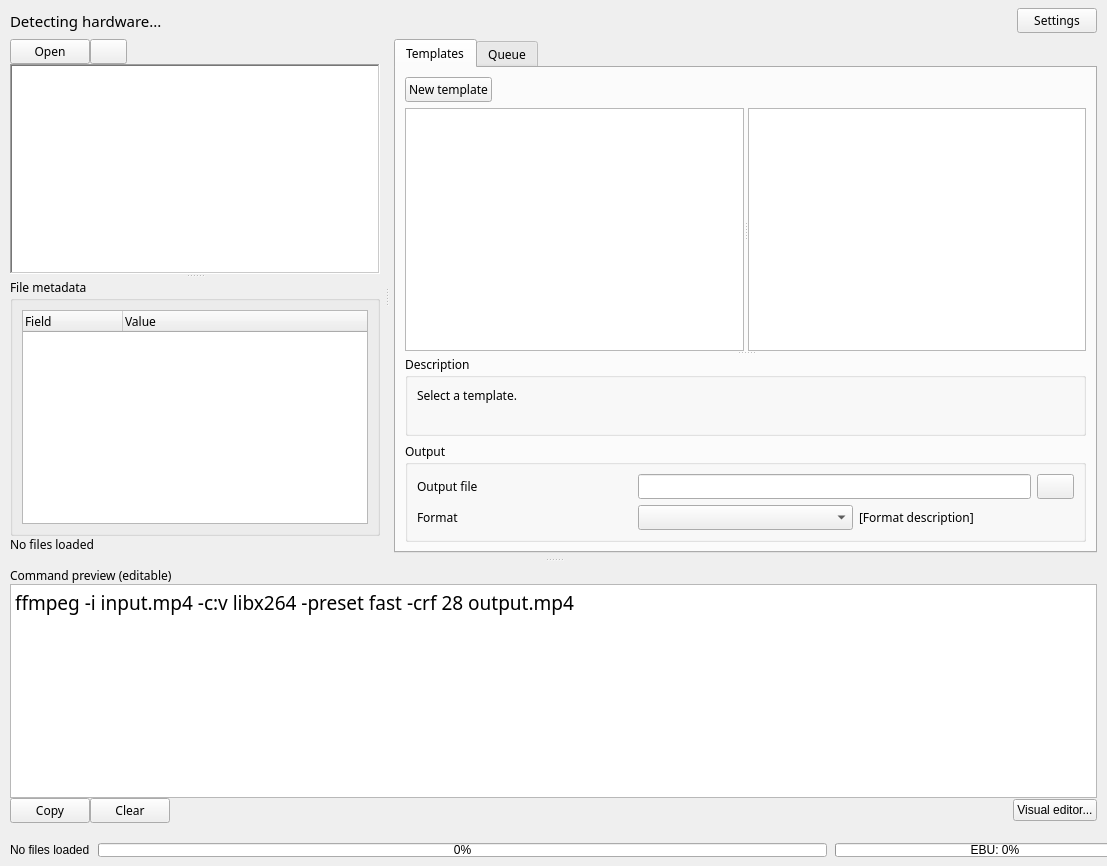
Qt form app/gui_qt/ui/main_window.ui (plexlevi/FFBuilder) before a commit.
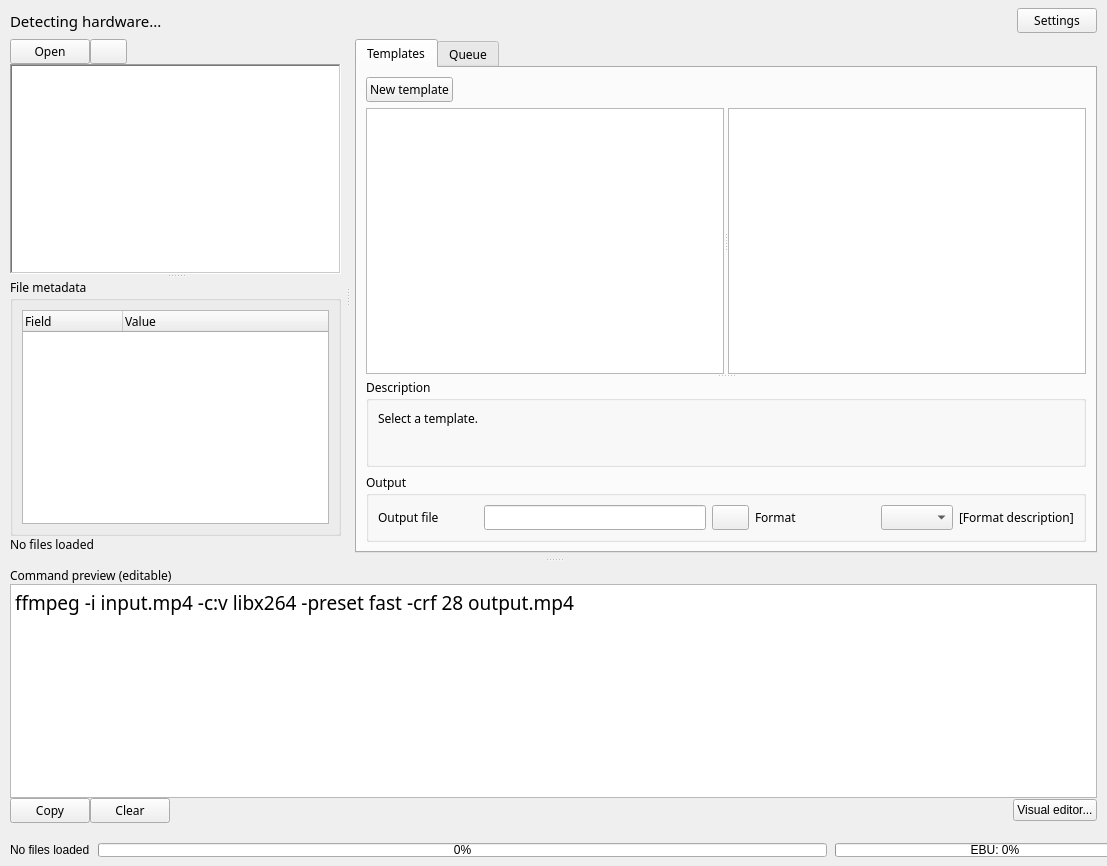
The same form after that commit. The open tabs and pages were chosen to show the change. Icons and pictures are not drawn.

Commit message: feat(ui): place output settings on a single row

```diff
--- a/app/gui_qt/ui/main_window.ui
+++ b/app/gui_qt/ui/main_window.ui
@@ -450,7 +450,7 @@
                      </widget>
                     </widget>
                    </item>
-                   <item row="0" column="1" colspan="2">
+                   <item row="0" column="1">
                     <layout class="QHBoxLayout" name="horizontalLayout">
                      <item>
                       <widget class="QLineEdit" name="outputPathLineEdit"/>
@@ -473,7 +473,7 @@
                      </item>
                     </layout>
                    </item>
-                   <item row="1" column="0">
+                   <item row="0" column="2">
                     <widget class="QWidget" name="formatLabelContainer" native="true">
                      <property name="minimumSize">
                       <size>
@@ -496,14 +496,17 @@
                      </widget>
                     </widget>
                    </item>
-                   <item row="1" column="1">
+                   <item row="0" column="3">
                     <widget class="QComboBox" name="outputFormatComboBox"/>
                    </item>
-                   <item row="1" column="2">
+                   <item row="0" column="4">
                     <widget class="QLabel" name="formatDescriptionLabel">
                      <property name="text">
                       <string>[Format description]</string>
                      </property>
+                     <property name="wordWrap">
+                      <bool>true</bool>
+                     </property>
                     </widget>
                    </item>
                   </layout>
```
The commit also changes 2 other files.
